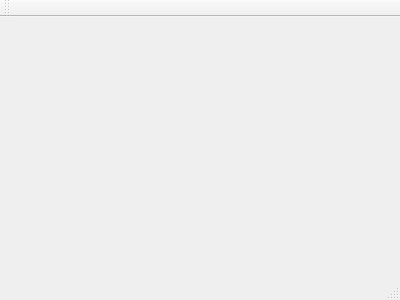
Above: AKPOLsynchro/MainWindow.ui from killdaclick/AKPOLsynchro before the change. Below: the same form after it.
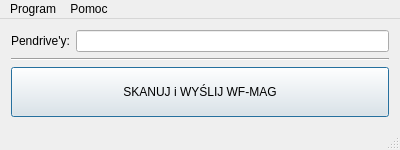
That is the form after the change. Icons and pictures are not drawn.

```diff
--- a/AKPOLsynchro/MainWindow.ui
+++ b/AKPOLsynchro/MainWindow.ui
@@ -1,24 +1,145 @@
 <ui version="4.0">
  <class>MainWindow</class>
- <widget class="QMainWindow" name="MainWindow" >
-  <property name="geometry" >
+ <widget class="QMainWindow" name="MainWindow">
+  <property name="geometry">
    <rect>
     <x>0</x>
     <y>0</y>
     <width>400</width>
-    <height>300</height>
+    <height>146</height>
    </rect>
   </property>
   <property name="windowTitle" >
    <string>MainWindow</string>
   </property>
-  <widget class="QMenuBar" name="menuBar" />
-  <widget class="QToolBar" name="mainToolBar" />
-  <widget class="QWidget" name="centralWidget" />
-  <widget class="QStatusBar" name="statusBar" />
+  <widget class="QWidget" name="centralWidget">
+   <layout class="QVBoxLayout" name="verticalLayout">
+    <item>
+     <layout class="QHBoxLayout" name="horizontalLayout">
+      <item>
+       <widget class="QLabel" name="label">
+        <property name="toolTip">
+         <string>Wykryte napędy typu pendrive</string>
+        </property>
+        <property name="text">
+         <string>Pendrive'y:</string>
+        </property>
+       </widget>
+      </item>
+      <item>
+       <widget class="QLineEdit" name="removableMedias">
+        <property name="toolTip">
+         <string>Wykryte napędy typu pendrive</string>
+        </property>
+        <property name="readOnly">
+         <bool>true</bool>
+        </property>
+       </widget>
+      </item>
+     </layout>
+    </item>
+    <item>
+     <widget class="Line" name="line">
+      <property name="orientation">
+       <enum>Qt::Horizontal</enum>
+      </property>
+     </widget>
+    </item>
+    <item>
+     <widget class="QPushButton" name="scanAndCopy">
+      <property name="minimumSize">
+       <size>
+        <width>0</width>
+        <height>50</height>
+       </size>
+      </property>
+      <property name="toolTip">
+       <string>Skanuj wszystkie pendrive'y i wyślij archiwa WF-MAG</string>
+      </property>
+      <property name="text">
+       <string>SKANUJ i WYŚLIJ WF-MAG</string>
+      </property>
+      <property name="icon">
+       <iconset resource="resource.qrc">
+        <normaloff>:/app/icons/app/Treetog-Junior-Sync.ico</normaloff>:/app/icons/app/Treetog-Junior-Sync.ico</iconset>
+      </property>
+      <property name="iconSize">
+       <size>
+        <width>48</width>
+        <height>48</height>
+       </size>
+      </property>
+      <property name="autoDefault">
+       <bool>false</bool>
+      </property>
+      <property name="default">
+       <bool>true</bool>
+      </property>
+     </widget>
+    </item>
+   </layout>
+  </widget>
+  <widget class="QMenuBar" name="menuBar">
+   <property name="geometry">
+    <rect>
+     <x>0</x>
+     <y>0</y>
+     <width>400</width>
+     <height>21</height>
+    </rect>
+   </property>
+   <widget class="QMenu" name="menuProgram">
+    <property name="title">
+     <string>Program</string>
+    </property>
+    <addaction name="actionSelectRemovables"/>
+    <addaction name="actionSelectDest"/>
+    <addaction name="actionSetTimeout"/>
+    <addaction name="separator"/>
+    <addaction name="actionExit"/>
+   </widget>
+   <widget class="QMenu" name="menuPomoc">
+    <property name="title">
+     <string>Pomoc</string>
+    </property>
+    <addaction name="actionAbout"/>
+   </widget>
+   <addaction name="menuProgram"/>
+   <addaction name="menuPomoc"/>
+  </widget>
+  <widget class="QStatusBar" name="statusBar"/>
+  <action name="actionAbout">
+   <property name="text">
+    <string>O programie</string>
+   </property>
+  </action>
+  <action name="actionExit">
+   <property name="text">
+    <string>Zakończ</string>
+   </property>
+  </action>
+  <action name="actionSelectDest">
+   <property name="text">
+    <string>Wybierz katalog docelowy</string>
+   </property>
+  </action>
+  <action name="actionSelectRemovables">
+   <property name="text">
+    <string>Wybierz pendrive'y</string>
+   </property>
+   <property name="toolTip">
+    <string>Wybierz pendrive'y do skanowania</string>
+   </property>
+  </action>
+  <action name="actionSetTimeout">
+   <property name="text">
+    <string>Ustaw okres skanowania</string>
+   </property>
+  </action>
  </widget>
- <layoutDefault spacing="6" margin="11" />
- <pixmapfunction></pixmapfunction>
- <resources/>
+ <layoutdefault spacing="6" margin="11"/>
+ <resources>
+  <include location="resource.qrc"/>
+ </resources>
  <connections/>
 </ui>
```
Left out of the diff: 3 changed lines with no effect on the pictures.
